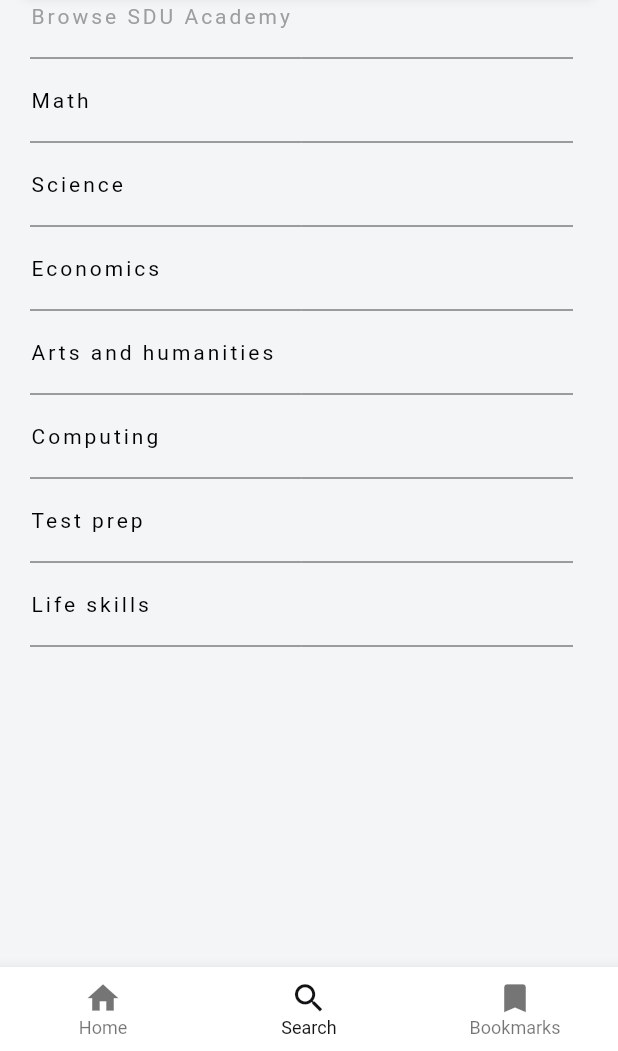
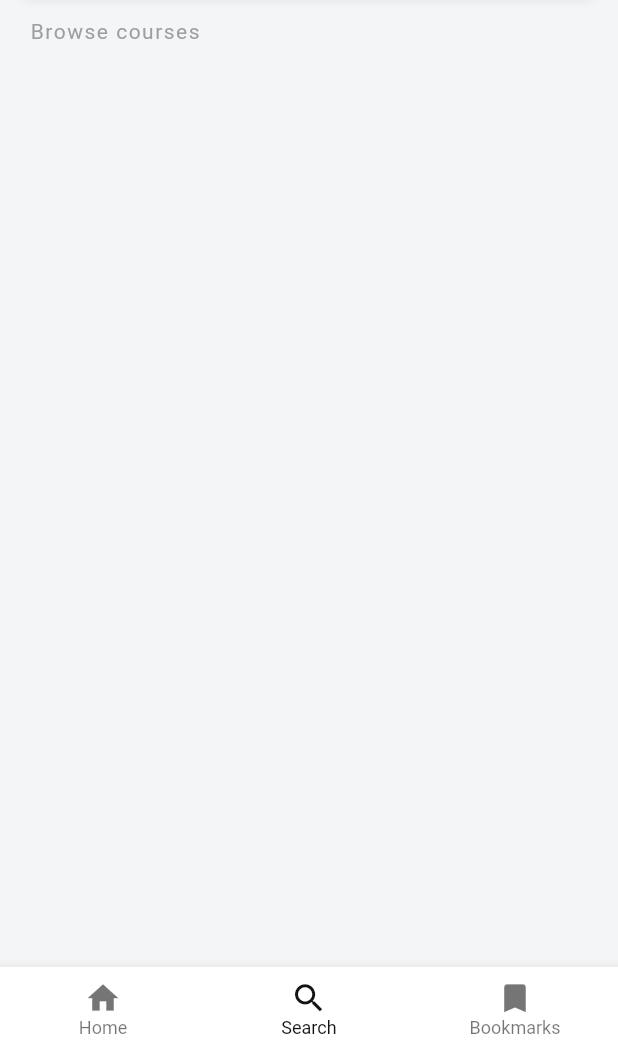
Before and after one commit to sultanmakhmudbazarbayev/SDU-Application, a Flutter app: the screen it shows after launch, item 2 of the bottom bar chosen, on a phone screen of 412 x 824 dp, the part 185-1236 px from its top. Run offline on Flutter 3.47's test engine with Material 2 defaults, Android fonts, the phone set to English and light mode, and no system bars; drawn by our look-alikes of material_floating_search_bar; Roboto replaces fonts that are missing (Monsterrat).

Commit message:
Fixing-Bugs

```diff
--- a/lib/pages/navigation_bar.dart
+++ b/lib/pages/navigation_bar.dart
@@ -46,7 +46,6 @@ class _NavigationBarState extends State<NavigationBar> {
   Widget build(BuildContext context) {
     return SafeArea(
       child: Scaffold(
-        key: _scaffoldKey,
         drawer: NavigationDrawerWidget(),
         appBar: AppBar(
           foregroundColor: const Color(0xFF131315),
@@ -81,6 +80,7 @@ class _NavigationBarState extends State<NavigationBar> {
           onPageChanged: (page) {
             setState(() {
               _selectedItem = page;
+              appBarTitle = arrayOfTitles[page];
             });
           },
         ),
--- a/lib/pages/search.dart
+++ b/lib/pages/search.dart
@@ -100,6 +100,11 @@ class _SearchState extends State<Search> {
         ),
         borderRadius: BorderRadius.circular(10),
         hint: 'Search and find out...',
+        hintStyle: TextStyle(
+          fontWeight: FontWeight.w400,
+          color: Colors.grey,
+          fontSize: 17,
+        ),
         actions: [
           FloatingSearchBarAction.searchToClear(),
         ],
@@ -204,109 +209,21 @@ class SearchResultsListView extends StatelessWidget {
     if (searchTerm == null) {
       return Center(
           child: Padding(
-        padding: EdgeInsets.fromLTRB(20.0, 70.0, 30.0, 0.0),
+        padding: EdgeInsets.fromLTRB(20.0, 80.0, 30.0, 0.0),
         child: ListView(
           children: [
             Column(
               crossAxisAlignment: CrossAxisAlignment.start,
               children: <Widget>[
                 Text(
-                    "Browse SDU Academy",
+                  "Browse courses",
                   style: TextStyle(
                     color: Colors.grey,
-                      letterSpacing: 2.0, // 2 pixels between each letter
+                    letterSpacing: 1.0,
                   ),
                 ),
-                  Divider(
-                    // This is line between elements here
-                    height: 40.0,
-                    color: Colors.grey[800],
+              ],
             ),
-                  Text(
-                    'Math',
-                    style: TextStyle(
-                      color: Colors.black,
-                      letterSpacing: 2.0, // 2 pixels between each letter
-                    ),
-                  ),
-                  Divider(
-                    // This is line between elements here
-                    height: 40.0,
-                    color: Colors.grey[800],
-                  ), // It will appear as a space
-                  Text(
-                    'Science',
-                    style: TextStyle(
-                      color: Colors.black,
-                      letterSpacing: 2.0, // 2 pixels between each letter
-                    ),
-                  ),
-                  Divider(
-                    // This is line between elements here
-                    height: 40.0,
-                    color: Colors.grey[800],
-                  ),
-                  Text(
-                    'Economics',
-                    style: TextStyle(
-                      color: Colors.black,
-                      letterSpacing: 2.0, // 2 pixels between each letter
-                    ),
-                  ),
-                  Divider(
-                    // This is line between elements here
-                    height: 40.0,
-                    color: Colors.grey[800],
-                  ),
-                  Text(
-                    'Arts and humanities',
-                    style: TextStyle(
-                      color: Colors.black,
-                      letterSpacing: 2.0, // 2 pixels between each letter
-                    ),
-                  ),
-                  Divider(
-                    // This is line between elements here
-                    height: 40.0,
-                    color: Colors.grey[800],
-                  ),
-                  Text(
-                    'Computing',
-                    style: TextStyle(
-                      color: Colors.black,
-                      letterSpacing: 2.0, // 2 pixels between each letter
-                    ),
-                  ),
-                  Divider(
-                    // This is line between elements here
-                    height: 40.0,
-                    color: Colors.grey[800],
-                  ),
-                  Text(
-                    'Test prep',
-                    style: TextStyle(
-                      color: Colors.black,
-                      letterSpacing: 2.0, // 2 pixels between each letter
-                    ),
-                  ),
-                  Divider(
-                    // This is line between elements here
-                    height: 40.0,
-                    color: Colors.grey[800],
-                  ),
-                  Text(
-                    'Life skills',
-                    style: TextStyle(
-                      color: Colors.black,
-                      letterSpacing: 2.0, // 2 pixels between each letter
-                    ),
-                  ),
-                  Divider(
-                    // This is line between elements here
-                    height: 40.0,
-                    color: Colors.grey[800],
-                  ),
-                ]),
           ],
         ),
       ));
@@ -317,7 +234,7 @@ class SearchResultsListView extends StatelessWidget {
     return ListView(
       padding: EdgeInsets.only(top: fsb.height + fsb.margins.vertical),
       children: List.generate(
-        50,
+        10,
         (index) => ListTile(
           title: Text('$searchTerm search result'),
           subtitle: Text(index.toString()),
```
Lines whose indentation alone changed are shown as unchanged.
